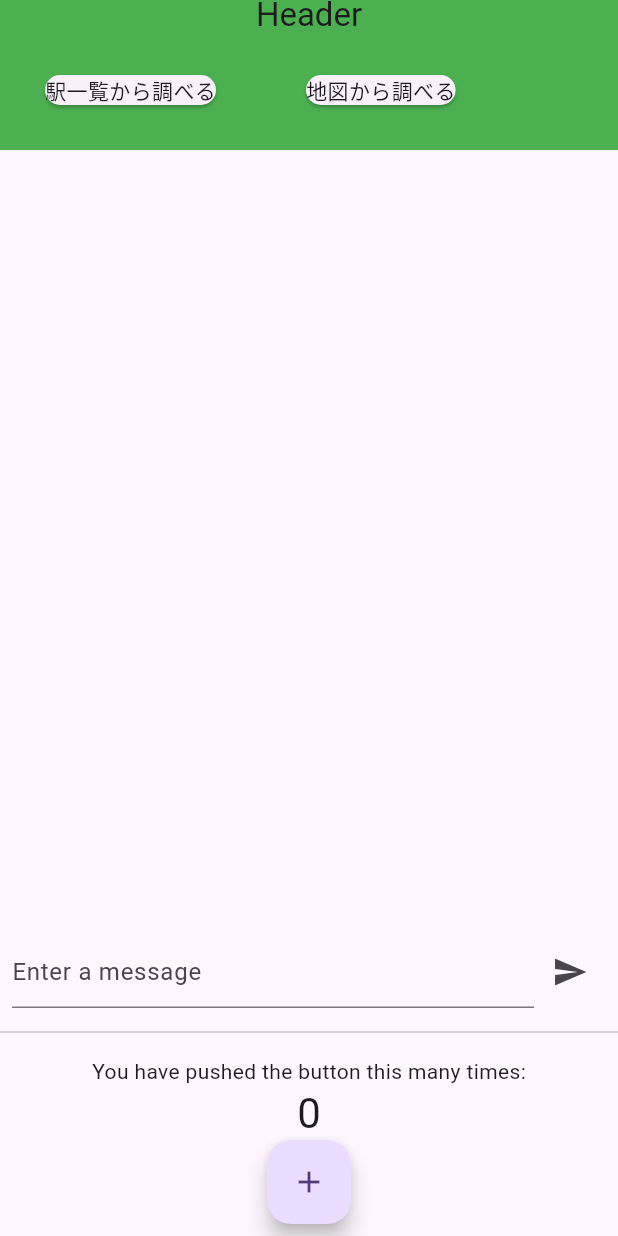
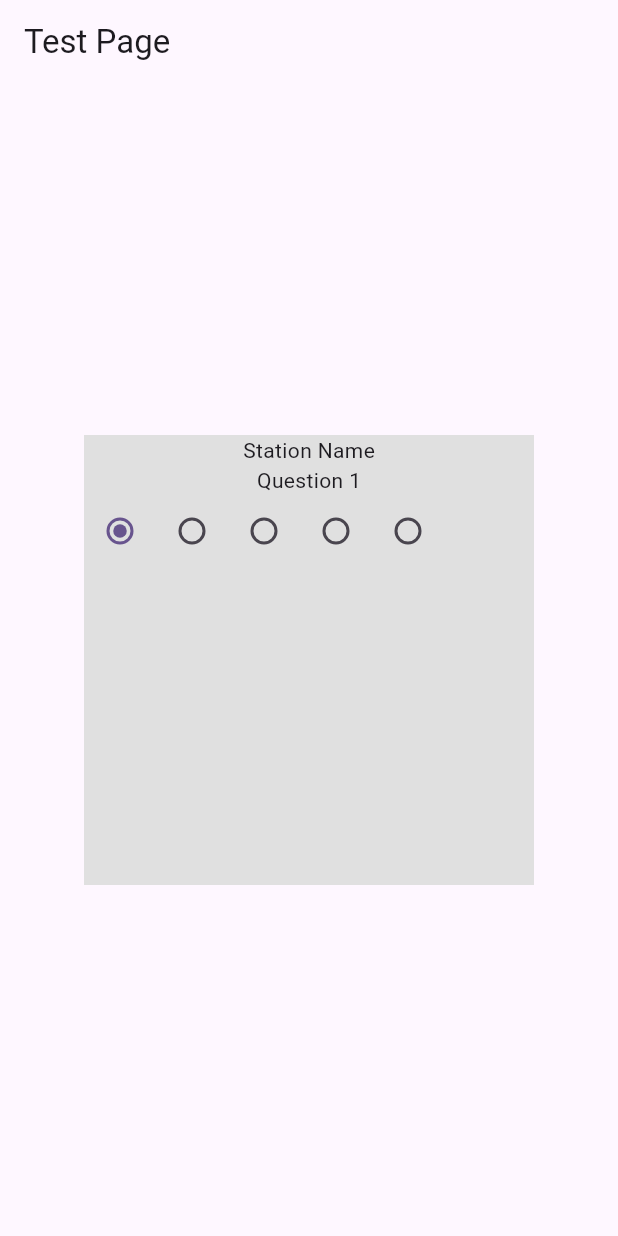
Before and after one commit to jphacks/ng_2407, a Flutter app: the screen it shows after launch, on a phone screen of 412 x 824 dp. Run offline on Flutter 3.47's test engine with Material 3 defaults, Android fonts, the phone set to English and light mode, and no system bars; our stand-ins replace cloud_firestore, firebase_core, google_maps_flutter; missing offline and left inert: flutter_config; accounts and stored records are empty.

Commit message:
#14-[add]仮アンケート画面を実装

```diff
--- a/lib/main.dart
+++ b/lib/main.dart
@@ -1,11 +1,12 @@
 import 'package:flutter/material.dart';
 import 'package:firebase_core/firebase_core.dart';
-import 'firebase_options.dart';
 import 'package:cloud_firestore/cloud_firestore.dart';
 import 'firebase_options.dart';
 import 'displayMap.dart';
 import 'generateWidget.dart';
 import 'header.dart';
+
+import 'testpage.dart';
 
 void main() async {
   WidgetsFlutterBinding.ensureInitialized();
@@ -17,7 +18,6 @@ void main() async {
 
 class MyApp extends StatelessWidget {
   const MyApp({super.key});
-
   // This widget is the root of your application.
   @override
   Widget build(BuildContext context) {
@@ -29,7 +29,8 @@ class MyApp extends StatelessWidget {
       ),
       // home: const MapApp(),
       // home: const MainPage(),
-      home: const MyHomePage(title:"test"),
+      // home: const MyHomePage(title:"test"),
+      home: TestPage(),
     );
   }
 }
--- /dev/null
+++ b/lib/questionarie.dart
@@ -0,0 +1,87 @@
+import 'package:flutter/material.dart';
+
+class Questionarie extends StatefulWidget {
+  final String stationName;
+  final List<String> questions;
+
+  const Questionarie({super.key, required this.stationName, required this.questions});
+
+  @override
+  _QuestionarieState createState() => _QuestionarieState();
+}
+
+class _QuestionarieState extends State<Questionarie> {
+  int _currentQuestionIndex = 0;
+  int _selectedValue = 1;
+
+  void _onRadioChanged(int? value) {
+    setState(() {
+      _selectedValue = value!;
+      if (_currentQuestionIndex < widget.questions.length - 1) {
+        _currentQuestionIndex++;
+      } else {
+        // 全ての質問が終わった場合の処理
+        _currentQuestionIndex = 0; // 例えば最初の質問に戻る
+      }
+    });
+  }
+
+  @override
+  Widget build(BuildContext context) {
+    return Container(
+      height: 300,
+      width: 300,
+      color: const Color(0xFFE0E0E0),
+      child: Center(child:Column(
+        children: [
+          Text(widget.stationName),
+          AnimatedSwitcher(
+            duration: const Duration(milliseconds: 500),
+            transitionBuilder: (Widget child, Animation<double> animation) {
+              return RotationTransition(
+                turns: animation,
+                child: child,
+              );
+            },
+            child: Column(
+              key: ValueKey<int>(_currentQuestionIndex),
+              children: [
+                Text(widget.questions[_currentQuestionIndex]),
+                Row(
+                  children: [
+                    Radio(
+                      value: 1,
+                      groupValue: _selectedValue,
+                      onChanged: _onRadioChanged,
+                    ),
+                    Radio(
+                      value: 2,
+                      groupValue: _selectedValue,
+                      onChanged: _onRadioChanged,
+                    ),
+                    Radio(
+                      value: 3,
+                      groupValue: _selectedValue,
+                      onChanged: _onRadioChanged,
+                    ),
+                    Radio(
+                      value: 4,
+                      groupValue: _selectedValue,
+                      onChanged: _onRadioChanged,
+                    ),
+                    Radio(
+                      value: 5,
+                      groupValue: _selectedValue,
+                      onChanged: _onRadioChanged,
+                    ),
+                  ],
+                ),
+              ],
+            ),
+          ),
+      ],
+      ),
+    ),
+    );
+  }
+}
--- /dev/null
+++ b/lib/testpage.dart
@@ -0,0 +1,19 @@
+import 'package:flutter/material.dart';
+import 'questionarie.dart';
+
+class TestPage extends StatelessWidget {
+  @override
+  Widget build(BuildContext context) {
+    return Scaffold(
+      appBar: AppBar(
+        title: Text('Test Page'),
+      ),
+      body: Center(
+        child: Questionarie(
+          stationName: "Station Name",
+          questions: ['Question 1', 'Question 2', 'Question 3', 'Question 4', 'Question 5'],
+        ),
+      ),
+    );
+  }
+}
```
